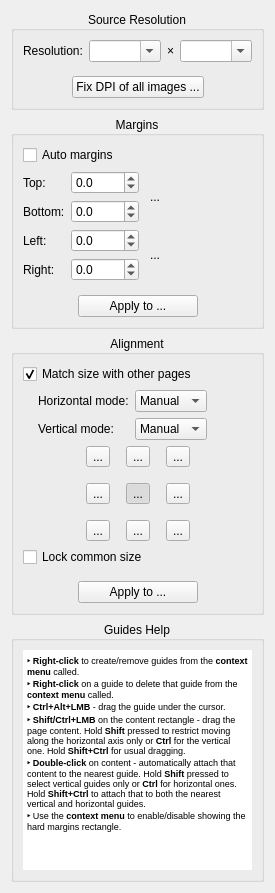
This is src/core/filters/page_layout/OptionsWidget.ui in 2ndmax/scantailor-ocr as Qt 5 draws it before an edit. The edited form follows.
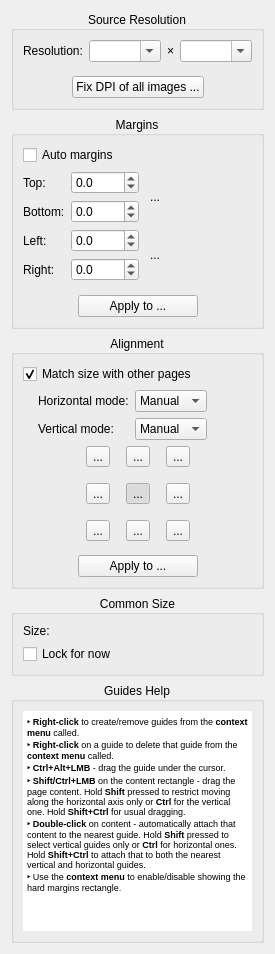
This is the edited form. Icons and pictures are not drawn. Custom widgets are drawn as their Qt base class.

Commit message:
Margins: own panel for the common size
"Lock common size" applies to all pages, not to the page, but sat in the
Alignment panel, whose Apply to ... applies settings per page. It now has
its own panel, Common Size, below Alignment. The panel shows the common
size of the pages whose size is matched, in the current units; the check
box is called "Lock for now", and its tooltip explains that the locked
size also applies to the output and is released when the project is
closed.

Releasing the lock now updates the thumbnails, which kept the old size.

Patch:
```diff
--- a/src/core/filters/page_layout/OptionsWidget.ui
+++ b/src/core/filters/page_layout/OptionsWidget.ui
@@ -794,16 +794,6 @@
         </item>
        </layout>
       </item>
-      <item>
-       <widget class="QCheckBox" name="freezeAggregateHardSizeCb">
-        <property name="toolTip">
-         <string>Keep the aggregate page size used for matching fixed while you switch pages, so the reference dimensions do not jump.</string>
-        </property>
-        <property name="text">
-         <string>Lock common size</string>
-        </property>
-       </widget>
-      </item>
       <item>
        <layout class="QHBoxLayout" name="horizontalLayout_6">
         <property name="topMargin">
@@ -856,6 +846,65 @@
      </layout>
     </widget>
    </item>
+   <item>
+    <widget class="CollapsibleGroupBox" name="commonSizeGroup">
+     <property name="title">
+      <string>Common Size</string>
+     </property>
+     <property name="alignment">
+      <set>Qt::AlignCenter</set>
+     </property>
+     <layout class="QVBoxLayout" name="commonSizeGroupLayout">
+      <item>
+       <layout class="QHBoxLayout" name="commonSizeLayout">
+        <item>
+         <widget class="QLabel" name="commonSizeLabel">
+          <property name="toolTip">
+           <string>The largest width and the largest height of all pages whose size is matched with other pages, margins included.  These pages are enlarged to this size.</string>
+          </property>
+          <property name="text">
+           <string>Size:</string>
+          </property>
+         </widget>
+        </item>
+        <item>
+         <widget class="QLabel" name="commonSizeValue">
+          <property name="toolTip">
+           <string>The largest width and the largest height of all pages whose size is matched with other pages, margins included.  These pages are enlarged to this size.</string>
+          </property>
+          <property name="text">
+           <string notr="true"/>
+          </property>
+         </widget>
+        </item>
+        <item>
+         <spacer name="commonSizeSpacerRight">
+          <property name="orientation">
+           <enum>Qt::Horizontal</enum>
+          </property>
+          <property name="sizeHint" stdset="0">
+           <size>
+            <width>1</width>
+            <height>1</height>
+           </size>
+          </property>
+         </spacer>
+        </item>
+       </layout>
+      </item>
+      <item>
+       <widget class="QCheckBox" name="freezeAggregateHardSizeCb">
+        <property name="toolTip">
+         <string>Keeps the common size fixed while you edit margins and content boxes, so the other pages don&apos;t change with every edit.  It also applies to the output.  It is released when the project is closed.</string>
+        </property>
+        <property name="text">
+         <string>Lock for now</string>
+        </property>
+       </widget>
+      </item>
+     </layout>
+    </widget>
+   </item>
    <item>
     <widget class="CollapsibleGroupBox" name="groupBox">
      <property name="sizePolicy">
```
The commit also changes 11 other files.
